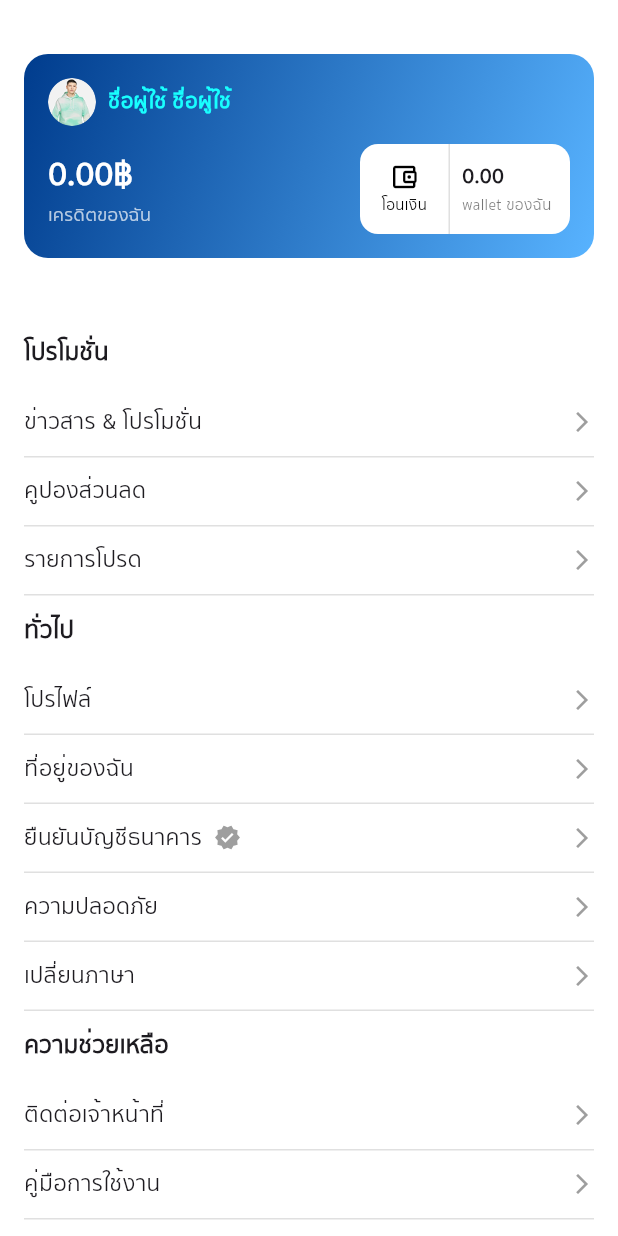
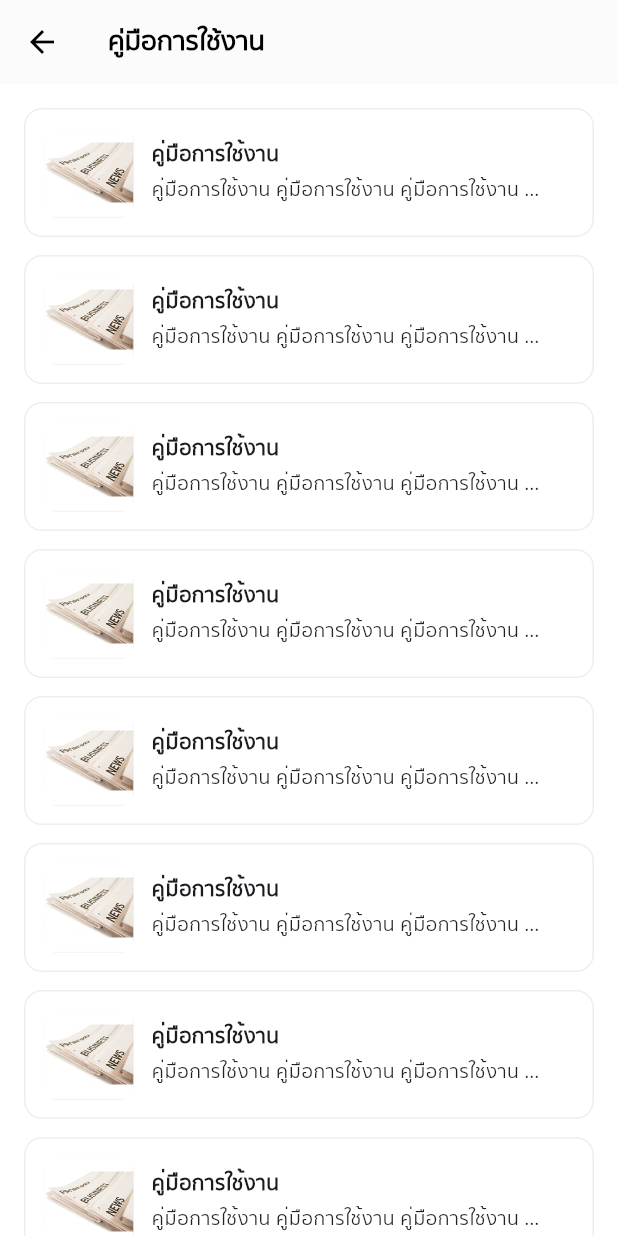
Before and after one commit to AshaTechCorporation/gcargo, a Flutter app: the AccountPage screen opened directly, after a tap on "คู่มือการใช้งาน", on a phone screen of 412 x 824 dp. Run offline on Flutter 3.47's test engine with Material 3 defaults, Android fonts, the phone set to English and light mode, and no system bars.

```diff
--- a/lib/account/accountPage.dart
+++ b/lib/account/accountPage.dart
@@ -1,8 +1,12 @@
 import 'package:flutter/material.dart';
+import 'package:gcargo/account/aboutUsPage.dart';
+import 'package:gcargo/account/changeLanguagePage.dart';
 import 'package:gcargo/account/couponPage.dart';
+import 'package:gcargo/account/faqPage.dart';
 import 'package:gcargo/account/favoritePage.dart';
 import 'package:gcargo/account/newsPromotionPage.dart';
 import 'package:gcargo/account/profilePage.dart';
+import 'package:gcargo/account/userManualPage.dart';
 import 'package:gcargo/account/widgets/WalletCard.dart';
 import 'package:gcargo/constants.dart';
 
@@ -58,13 +62,33 @@ class AccountPage extends StatelessWidget {
                   _buildMenuItem('ที่อยู่ของฉัน', onTap: () {}),
                   _buildMenuItem('ยืนยันบัญชีธนาคาร', showVerified: true, onTap: () {}),
                   _buildMenuItem('ความปลอดภัย', onTap: () {}),
-                  _buildMenuItem('เปลี่ยนภาษา', onTap: () {}),
+                  _buildMenuItem(
+                    'เปลี่ยนภาษา',
+                    onTap: () {
+                      Navigator.push(context, MaterialPageRoute(builder: (context) => ChangeLanguagePage()));
+                    },
+                  ),
 
                   _buildSectionTitle('ความช่วยเหลือ'),
                   _buildMenuItem('ติดต่อเจ้าหน้าที่', onTap: () {}),
-                  _buildMenuItem('คู่มือการใช้งาน', onTap: () {}),
-                  _buildMenuItem('คำถามที่พบบ่อย', onTap: () {}),
-                  _buildMenuItem('เกี่ยวกับเรา', onTap: () {}),
+                  _buildMenuItem(
+                    'คู่มือการใช้งาน',
+                    onTap: () {
+                      Navigator.push(context, MaterialPageRoute(builder: (context) => UserManualPage()));
+                    },
+                  ),
+                  _buildMenuItem(
+                    'คำถามที่พบบ่อย',
+                    onTap: () {
+                      Navigator.push(context, MaterialPageRoute(builder: (context) => FaqPage()));
+                    },
+                  ),
+                  _buildMenuItem(
+                    'เกี่ยวกับเรา',
+                    onTap: () {
+                      Navigator.push(context, MaterialPageRoute(builder: (context) => AboutUsPage()));
+                    },
+                  ),
 
                   const SizedBox(height: 24),
 
--- /dev/null
+++ b/lib/account/userManualPage.dart
@@ -0,0 +1,71 @@
+import 'package:flutter/material.dart';
+import 'package:gcargo/account/userManualDetailPage.dart';
+
+class UserManualPage extends StatelessWidget {
+  const UserManualPage({super.key});
+
+  @override
+  Widget build(BuildContext context) {
+    final List<Map<String, String>> manuals = List.generate(
+      8,
+      (_) => {'image': 'assets/images/imagenew14.png', 'title': 'คู่มือการใช้งาน', 'desc': 'คู่มือการใช้งาน คู่มือการใช้งาน คู่มือการใช้งาน ...'},
+    );
+
+    return Scaffold(
+      backgroundColor: Colors.white,
+      appBar: AppBar(
+        title: const Text('คู่มือการใช้งาน', style: TextStyle(color: Colors.black)),
+        backgroundColor: Colors.white,
+        elevation: 0.5,
+        leading: IconButton(icon: const Icon(Icons.arrow_back, color: Colors.black), onPressed: () => Navigator.pop(context)),
+      ),
+      body: ListView.builder(
+        padding: const EdgeInsets.all(16),
+        itemCount: manuals.length,
+        itemBuilder: (context, index) {
+          final item = manuals[index];
+          return GestureDetector(
+            onTap: () {
+              Navigator.push(context, MaterialPageRoute(builder: (context) => UserManualDetailPage()));
+            },
+            child: Container(
+              margin: const EdgeInsets.only(bottom: 12),
+              decoration: BoxDecoration(
+                color: Colors.white,
+                borderRadius: BorderRadius.circular(12),
+                border: Border.all(color: Colors.grey.shade200),
+              ),
+              child: Padding(
+                padding: const EdgeInsets.all(12),
+                child: Row(
+                  children: [
+                    // 🔹 Image
+                    ClipRRect(borderRadius: BorderRadius.circular(8), child: Image.asset(item['image']!, width: 60, height: 60, fit: BoxFit.cover)),
+                    const SizedBox(width: 12),
+
+                    // 🔹 Text
+                    Expanded(
+                      child: Column(
+                        crossAxisAlignment: CrossAxisAlignment.start,
+                        children: [
+                          Text(item['title']!, style: const TextStyle(fontWeight: FontWeight.bold)),
+                          const SizedBox(height: 4),
+                          Text(
+                            item['desc']!,
+                            style: const TextStyle(fontSize: 13, color: Colors.black87),
+                            maxLines: 2,
+                            overflow: TextOverflow.ellipsis,
+                          ),
+                        ],
+                      ),
+                    ),
+                  ],
+                ),
+              ),
+            ),
+          );
+        },
+      ),
+    );
+  }
+}
```
Also changed, not shown: lib/account/aboutUsPage.dart (added, +49 -0 lines), lib/account/changeLanguagePage.dart (added, +69 -0 lines), lib/account/faqPage.dart (added, +95 -0 lines), lib/account/userManualDetailPage.dart (added, +57 -0 lines).
